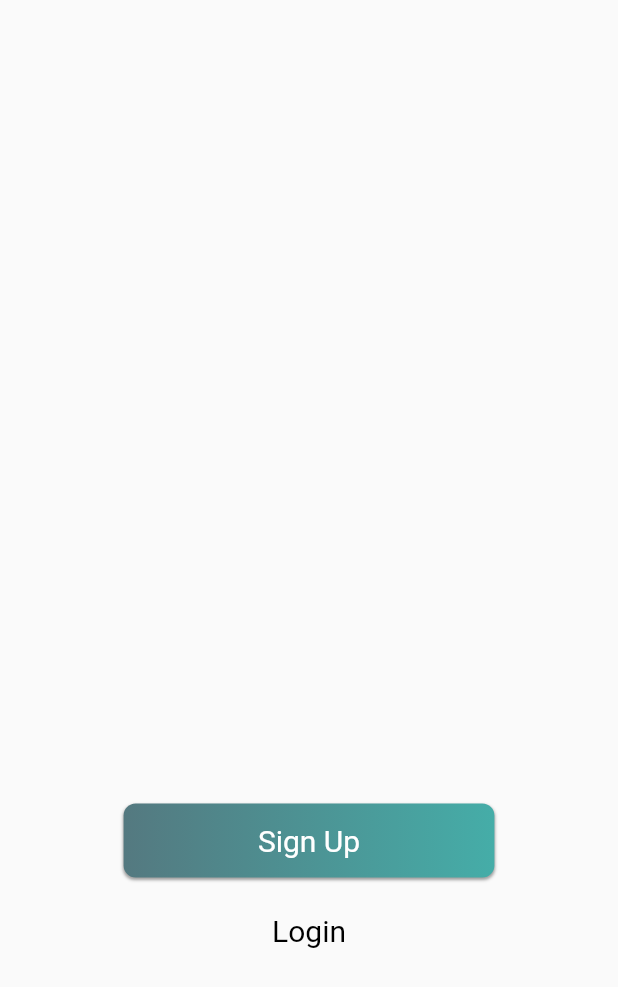
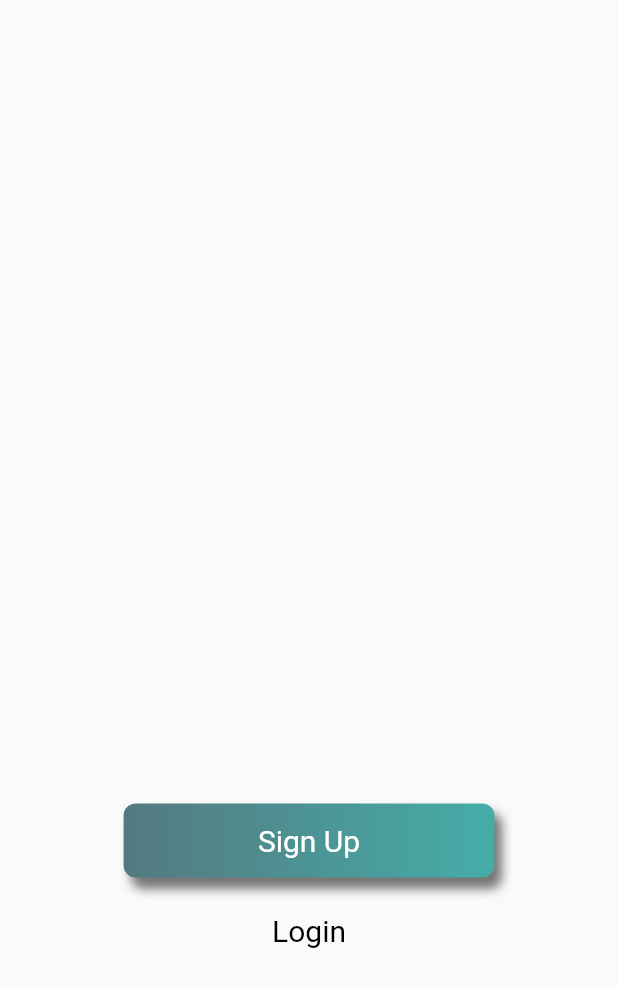
Before and after one commit to lionellloh/revival-waste, a Flutter app: the screen it shows after launch, on a phone screen of 412 x 824 dp. Shown: the top 987 px of the screen. Run offline on Flutter 3.47's test engine with Material 2 defaults, Android fonts, the phone set to English and light mode, and no system bars; Roboto replaces fonts that are missing (OpenSans).

Commit message:
further changes + sign up screen

```diff
--- a/lib/screens/welcome_screen.dart
+++ b/lib/screens/welcome_screen.dart
@@ -30,16 +30,17 @@ roundedGradientButton(text, screenUnitWidth, screenUnitHeight) {
     child: Container(
     width: 60 * screenUnitWidth,
     height: 6 * screenUnitHeight,
-    decoration: BoxDecoration(
+    decoration:
+    BoxDecoration(
         borderRadius: BorderRadius.circular(8),
         gradient: LinearGradient(
           colors: <Color>[Color(0xFF547980), Color(0xFF45ADA8)],
         ),
         boxShadow: [
           BoxShadow(
-            color: Colors.grey[500],
-            offset: Offset(0.0, 1.5),
-            blurRadius: 1,
+            color: Colors.grey[600],
+            offset: Offset(5, 7),
+            blurRadius: 5,
           ),
         ]),
     child: new Center(
```
Also changed, not shown: lib/screens/sign_up_screen.dart (added).
